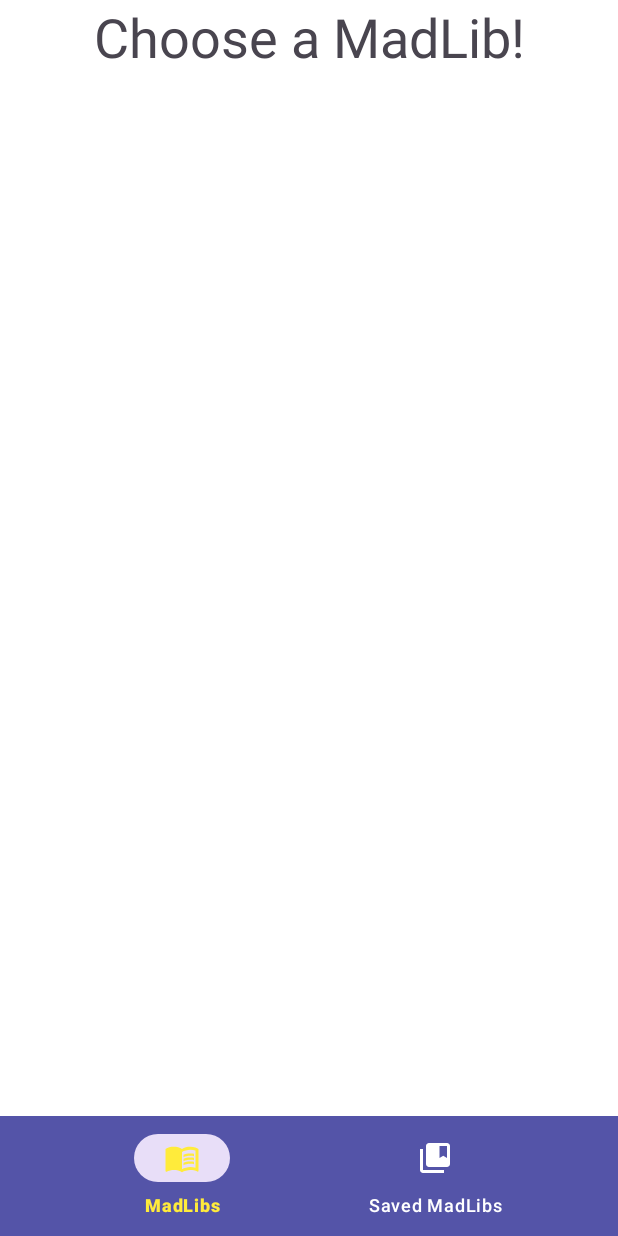
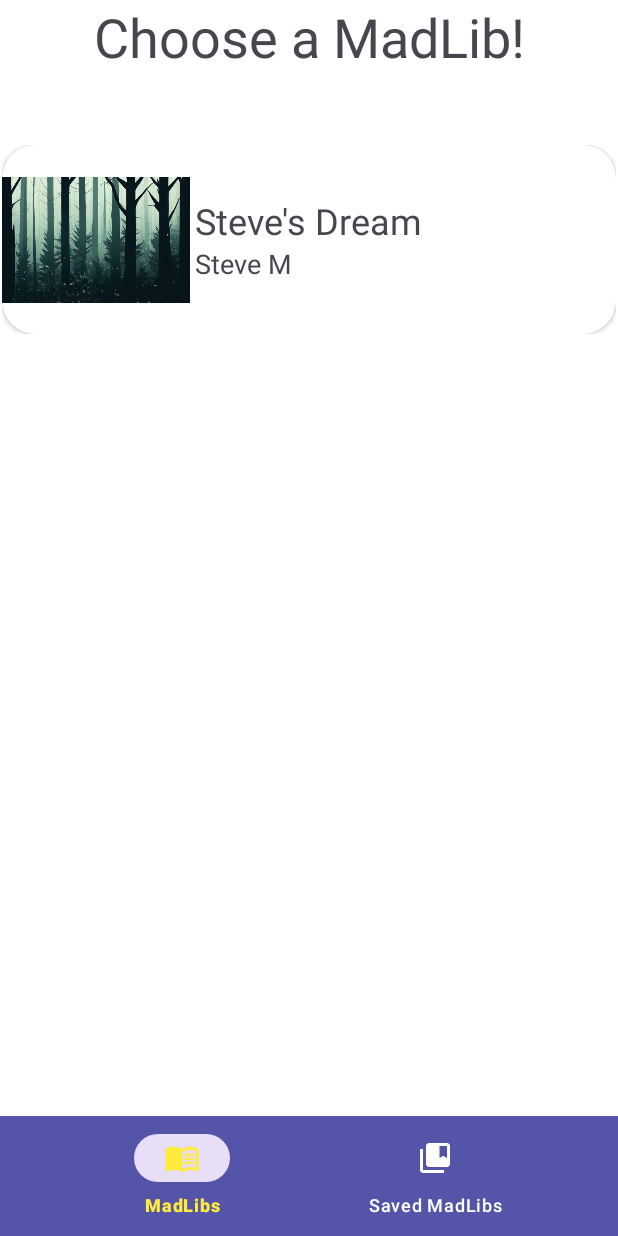
Before and after one commit to ryantburke/PolytechnicMadLibs, an Android app: the screen it shows after launch (MainActivity), on a phone screen of 412 x 824 dp. Run offline under Robolectric (Android 15) with nearby library versions, the phone set to English and light mode, and no system bars.

Commit message:
mad libs in list now clickable

```diff
--- a/app/src/main/java/com/poly/madlibs/MadlibsFragment.java
+++ b/app/src/main/java/com/poly/madlibs/ChooseMadlibsFragment.java
@@ -1,12 +1,16 @@
 package com.poly.madlibs;
 
 import android.content.Context;
+import android.content.Intent;
 import android.os.Bundle;
 
+import androidx.annotation.NonNull;
+import androidx.annotation.Nullable;
 import androidx.fragment.app.Fragment;
 import androidx.recyclerview.widget.LinearLayoutManager;
 import androidx.recyclerview.widget.RecyclerView;
 
+import android.util.Log;
 import android.view.LayoutInflater;
 import android.view.View;
 import android.view.ViewGroup;
@@ -16,10 +20,10 @@
 
 /**
  * A simple {@link Fragment} subclass.
- * Use the {@link MadlibsFragment#newInstance} factory method to
+ * Use the {@link ChooseMadlibsFragment#newInstance} factory method to
  * create an instance of this fragment.
  */
-public class MadlibsFragment extends Fragment {
+public class ChooseMadlibsFragment extends Fragment {
 
     // TODO: Rename parameter arguments, choose names that match
     // the fragment initialization parameters, e.g. ARG_ITEM_NUMBER
@@ -27,13 +31,13 @@
 
 
     private Context context;
-    private ArrayList<MadLibsModel> madLibs;
+    private ArrayList<MadLibsModel> madLibsList;
     private MadLibsAdapter madLibsAdapter;
     private RecyclerView recyclerView;
 
     private ListView listView;
 
-    public MadlibsFragment() {
+    public ChooseMadlibsFragment() {
         // Required empty public constructor
     }
 
@@ -44,8 +48,8 @@
      * @return A new instance of fragment MadlibsFragment.
      */
     // TODO: Rename and change types and number of parameters
-    public static MadlibsFragment newInstance(ArrayList<MadLibsModel> madlibs) {
-        MadlibsFragment fragment = new MadlibsFragment();
+    public static ChooseMadlibsFragment newInstance(ArrayList<MadLibsModel> madlibs) {
+        ChooseMadlibsFragment fragment = new ChooseMadlibsFragment();
         Bundle args = new Bundle();
         args.putSerializable(MADLIBS,madlibs);
         fragment.setArguments(args);
@@ -55,29 +59,42 @@
     @Override
     public void onCreate(Bundle savedInstanceState) {
         super.onCreate(savedInstanceState);
-        if (getArguments() != null) {
-            madLibs = (ArrayList<MadLibsModel>) getArguments().getSerializable(MADLIBS);
-        }
 
     }
 
     @Override
     public View onCreateView(LayoutInflater inflater, ViewGroup container,
                              Bundle savedInstanceState) {
-
-        //create MadLibs list
-        madLibs = new ArrayList<MadLibsModel>();
-
-
+        context = getActivity();
         // Inflate the layout for this fragment
         View view = inflater.inflate(R.layout.fragment_madlibs,container,false);
+
+        return view;
+    }
+
+    @Override
+    public void onViewCreated(@NonNull View view, @Nullable Bundle savedInstanceState) {
+        super.onViewCreated(view, savedInstanceState);
+
         recyclerView = view.findViewById(R.id.mRecyclerView);
         recyclerView.setHasFixedSize(true);
         recyclerView.setLayoutManager(new
                 LinearLayoutManager(view.getContext()));
-        recyclerView.setAdapter(new MadLibs_RecyclerViewAdapter(context,madLibs));
-        return view;
+
+        //construct list of madlibs
+        madLibsList = new ArrayList<MadLibsModel>();
+        madLibsList.add(new MadLibsModel("Steve's Dream","Steve M", new MadLibStevesDreamActivity(), R.drawable.stevesdream_image));
+
+        //set adapter
+        MadLibs_RecyclerViewAdapter adapter = new MadLibs_RecyclerViewAdapter(context, madLibsList);
+        recyclerView.setAdapter(adapter);
+        adapter.setOnClickListener(new MadLibs_RecyclerViewAdapter.OnItemClickListener() {
+            @Override
+            public void onItemClick(MadLibsModel model) {
+                Log.d("Clicked",model.getTitle());
+                Intent intent = new Intent(context,model.getActivity().getClass());
+                startActivity(intent);
+            }
+        });
     }
-
-
 }
--- a/app/src/main/java/com/poly/madlibs/MadLibsModel.java
+++ b/app/src/main/java/com/poly/madlibs/MadLibsModel.java
@@ -9,6 +9,12 @@
     private Activity activity;
     private String name, author;
     private int imageId;
+
+    public MadLibsModel(String name, String author, int imageId) {
+        this.name = name;
+        this.author = author;
+        this.imageId = imageId;
+    }
 
     public MadLibsModel(String name, String author, Activity activity,  int imageId) {
         this.activity = activity;
--- a/app/src/main/java/com/poly/madlibs/MadLibs_RecyclerViewAdapter.java
+++ b/app/src/main/java/com/poly/madlibs/MadLibs_RecyclerViewAdapter.java
@@ -1,6 +1,7 @@
 package com.poly.madlibs;
 
 import android.content.Context;
+import android.util.Log;
 import android.view.LayoutInflater;
 import android.view.View;
 import android.view.ViewGroup;
@@ -15,6 +16,7 @@
 public class MadLibs_RecyclerViewAdapter extends RecyclerView.Adapter<MadLibs_RecyclerViewAdapter.MyViewHolder> {
 
     Context context;
+    private OnItemClickListener listener;
     ArrayList<MadLibsModel> madLibsModels;
 
     public MadLibs_RecyclerViewAdapter(Context context, ArrayList<MadLibsModel> madLibsModels) {
@@ -33,16 +35,23 @@
 
     @Override
     public void onBindViewHolder(@NonNull MadLibs_RecyclerViewAdapter.MyViewHolder holder, int position) {
-        holder.tvTitle.setText((madLibsModels.get(position).getTitle()));
-        holder.tvAuthor.setText(madLibsModels.get(position).getAuthor());
-        holder.imageView.setImageResource(madLibsModels.get(position).getImageId());
-
+        holder.bind(madLibsModels.get(position),listener);
     }
 
     @Override
     public int getItemCount() {
         return madLibsModels.size();
     }
+
+    public void setOnClickListener(OnItemClickListener listener){
+        this.listener = listener;
+    }
+
+    public interface OnItemClickListener {
+        void onItemClick(MadLibsModel model);
+    }
+
+
 
     public static class MyViewHolder extends RecyclerView.ViewHolder{
 
@@ -52,10 +61,25 @@
 
         public MyViewHolder(@NonNull View itemView) {
             super(itemView);
-
             imageView = itemView.findViewById(R.id.iv_image);
             tvTitle = itemView.findViewById((R.id.tv_title));
             tvAuthor = itemView.findViewById(R.id.tv_author);
         }
+
+        public void bind(final MadLibsModel model, final OnItemClickListener listener) {
+            tvTitle.setText((model.getTitle()));
+            tvAuthor.setText(model.getAuthor());
+            imageView.setImageResource(model.getImageId());
+            Log.d("bind",model.getTitle());
+
+            itemView.setOnClickListener(new View.OnClickListener() {
+                @Override
+                public void onClick(View v) {
+                    Log.d("click",model.getTitle());
+                    listener.onItemClick(model);
+                }
+            });
+        }
+
     }
 }
--- a/app/src/main/java/com/poly/madlibs/MainActivity.java
+++ b/app/src/main/java/com/poly/madlibs/MainActivity.java
@@ -8,7 +8,6 @@
 
 import android.os.Bundle;
 import android.view.MenuItem;
-import android.widget.Toast;
 
 import com.google.android.material.bottomnavigation.BottomNavigationView;
 import com.google.android.material.navigation.NavigationBarView;
@@ -23,7 +22,7 @@
         super.onCreate(savedInstanceState);
         setContentView(R.layout.activity_main);
 
-        replaceFragment(new MadlibsFragment());
+        replaceFragment(new ChooseMadlibsFragment());
 
         nav = findViewById(R.id.nav);
 
@@ -34,7 +33,7 @@
 
                 int itemId = item.getItemId();
                 if (itemId == R.id.madlibs) {
-                    replaceFragment(new MadlibsFragment());
+                    replaceFragment(new ChooseMadlibsFragment());
                 } else if (itemId == R.id.bookmarks) {
                     replaceFragment(new SavedFragment());
                 }
--- a/app/src/main/res/layout/fragment_madlibs.xml
+++ b/app/src/main/res/layout/fragment_madlibs.xml
@@ -6,7 +6,7 @@
     android:layout_width="match_parent"
     android:layout_height="match_parent"
     android:background="#FFFFFF"
-    tools:context=".MadlibsFragment">
+    tools:context=".ChooseMadlibsFragment">
 
     <TextView
         android:id="@+id/textView2"
@@ -24,6 +24,7 @@
         android:layout_width="409dp"
         android:layout_height="681dp"
         android:layout_marginTop="1dp"
+        android:clickable="true"
         app:layout_constraintBottom_toBottomOf="parent"
         app:layout_constraintEnd_toEndOf="parent"
         app:layout_constraintStart_toStartOf="parent"
--- a/app/src/main/res/layout/recycler_view_row.xml
+++ b/app/src/main/res/layout/recycler_view_row.xml
@@ -2,6 +2,7 @@
 <androidx.constraintlayout.widget.ConstraintLayout xmlns:android="http://schemas.android.com/apk/res/android"
     xmlns:app="http://schemas.android.com/apk/res-auto"
     xmlns:tools="http://schemas.android.com/tools"
+    android:clickable="true"
     android:layout_width="match_parent"
     android:layout_height="wrap_content">
 
@@ -11,6 +12,8 @@
         app:layout_constraintBottom_toBottomOf="parent"
         app:layout_constraintStart_toStartOf="parent"
         app:cardCornerRadius="10pt"
+        android:elevation="3dp"
+        android:foreground="?android:attr/selectableItemBackground"
         app:layout_constraintTop_toTopOf="parent" >
 
         <androidx.constraintlayout.widget.ConstraintLayout
@@ -38,6 +41,7 @@
                 <TextView
                     android:id="@+id/tv_title"
                     android:textSize="24sp"
+                    android:gravity="bottom"
                     android:layout_width="match_parent"
                     android:layout_height="wrap_content"
                     android:layout_weight="2"
@@ -46,9 +50,10 @@
                 <TextView
                     android:id="@+id/tv_author"
                     android:textSize="18sp"
+                    android:gravity="top"
                     android:layout_width="match_parent"
                     android:layout_height="wrap_content"
-                    android:layout_weight="1"
+                    android:layout_weight="2"
                     android:text="TextView" />
             </LinearLayout>
 
```
Also changed, not shown: app/src/main/AndroidManifest.xml (+7 -0 lines).
